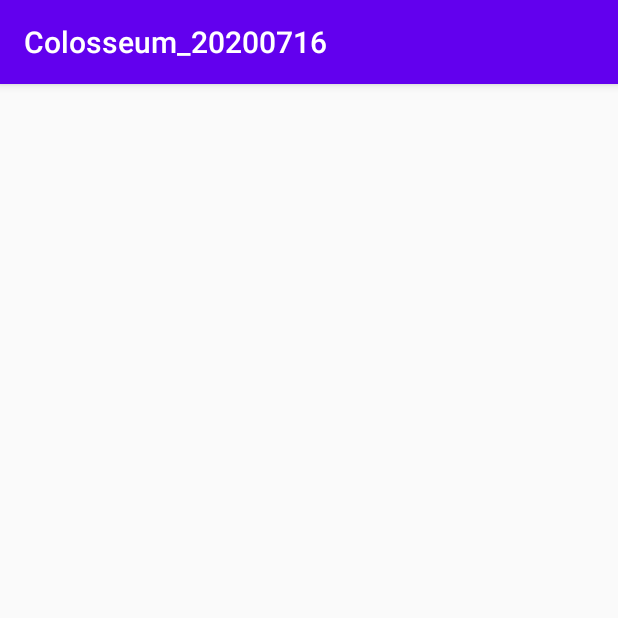
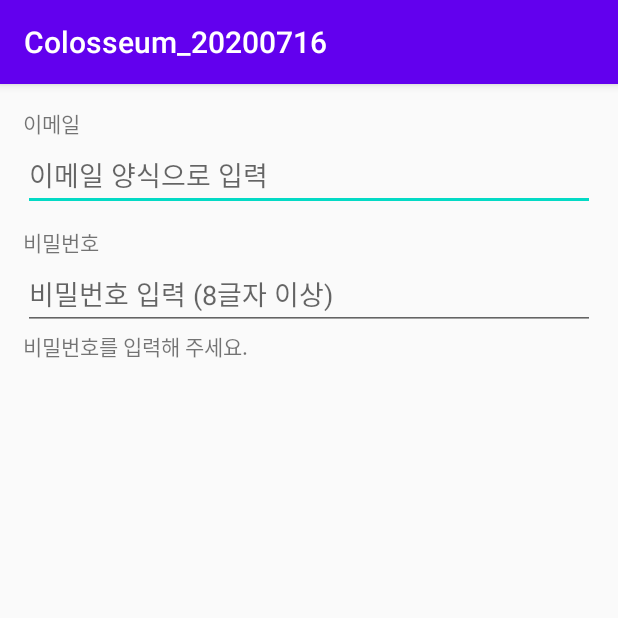
Before and after one commit to Jacob760531/Colosseum_20200716, an Android app: the SignUpActivity screen opened directly, with no data from a screen before it, on a phone screen of 412 x 824 dp, the top half of it. Run offline under Robolectric (Android 15) with nearby library versions, the phone set to English and light mode, and no system bars.

Commit message:
비밀번호 EditText 내용 변경 이벤트 추가

```diff
--- a/app/src/main/java/kr/co/tjoeun/colosseum_20200716/LoginActivity.kt
+++ b/app/src/main/java/kr/co/tjoeun/colosseum_20200716/LoginActivity.kt
@@ -1,5 +1,6 @@
 package kr.co.tjoeun.colosseum_20200716
 
+import android.content.Intent
 import android.os.Bundle
 import android.widget.Toast
 import kotlinx.android.synthetic.main.activity_login.*
@@ -55,6 +56,10 @@ class LoginActivity : BaseActivity() {
     }
 
     override fun setValues() {
+        signUpBtn.setOnClickListener {
+            val myIntent = Intent(mContext,SignUpActivity::class.java)
+            startActivity(myIntent)
+        }
 
     }
 
--- a/app/src/main/java/kr/co/tjoeun/colosseum_20200716/SignUpActivity.kt
+++ b/app/src/main/java/kr/co/tjoeun/colosseum_20200716/SignUpActivity.kt
@@ -2,6 +2,10 @@ package kr.co.tjoeun.colosseum_20200716
 
 import androidx.appcompat.app.AppCompatActivity
 import android.os.Bundle
+import android.text.Editable
+import android.text.TextWatcher
+import android.util.Log
+import kotlinx.android.synthetic.main.activity_sign_up.*
 
 class SignUpActivity : BaseActivity() {
 
@@ -15,6 +19,24 @@ class SignUpActivity : BaseActivity() {
 
 
     override fun setupEvents() {
+
+//        비밀번호 입력 내용 변경 이벤트 처리
+        passwordEdt.addTextChangedListener(object : TextWatcher {
+            override fun afterTextChanged(s: Editable?) {
+            }
+
+            override fun beforeTextChanged(s: CharSequence?, start: Int, count: Int, after: Int) {
+
+            }
+
+            override fun onTextChanged(s: CharSequence?, start: Int, before: Int, count: Int) {
+//                내용 변경 완료된 시점에 실행
+
+                Log.d("비번입력",s.toString())
+
+            }
+
+        })
     }
 
     override fun setValues() {
--- a/app/src/main/res/layout/activity_sign_up.xml
+++ b/app/src/main/res/layout/activity_sign_up.xml
@@ -5,6 +5,44 @@
     android:layout_width="match_parent"
     android:layout_height="match_parent"
     android:orientation="vertical"
+    android:padding="15dp"
     tools:context=".SignUpActivity">
 
+    <TextView
+        android:layout_width="wrap_content"
+        android:layout_height="wrap_content"
+        android:text="이메일" />
+
+    <EditText
+        android:layout_width="match_parent"
+        android:layout_height="wrap_content"
+        android:hint="이메일 양식으로 입력"
+        android:inputType="textEmailAddress"/>
+
+    <TextView
+        android:layout_width="wrap_content"
+        android:layout_height="wrap_content"
+        android:layout_marginTop="10dp"
+        android:text="비밀번호" />
+
+    <EditText
+        android:id="@+id/passwordEdt"
+        android:layout_width="match_parent"
+        android:layout_height="wrap_content"
+        android:hint="비밀번호 입력 (8글자 이상)"
+        android:inputType="textPassword" />
+
+    <TextView
+        android:id="@+id/passwordCheckResultTxt"
+        android:layout_width="wrap_content"
+        android:layout_height="wrap_content"
+        android:text="비밀번호를 입력해 주세요." />
+
+
+
+
+
+
+
+
 </LinearLayout>
```
